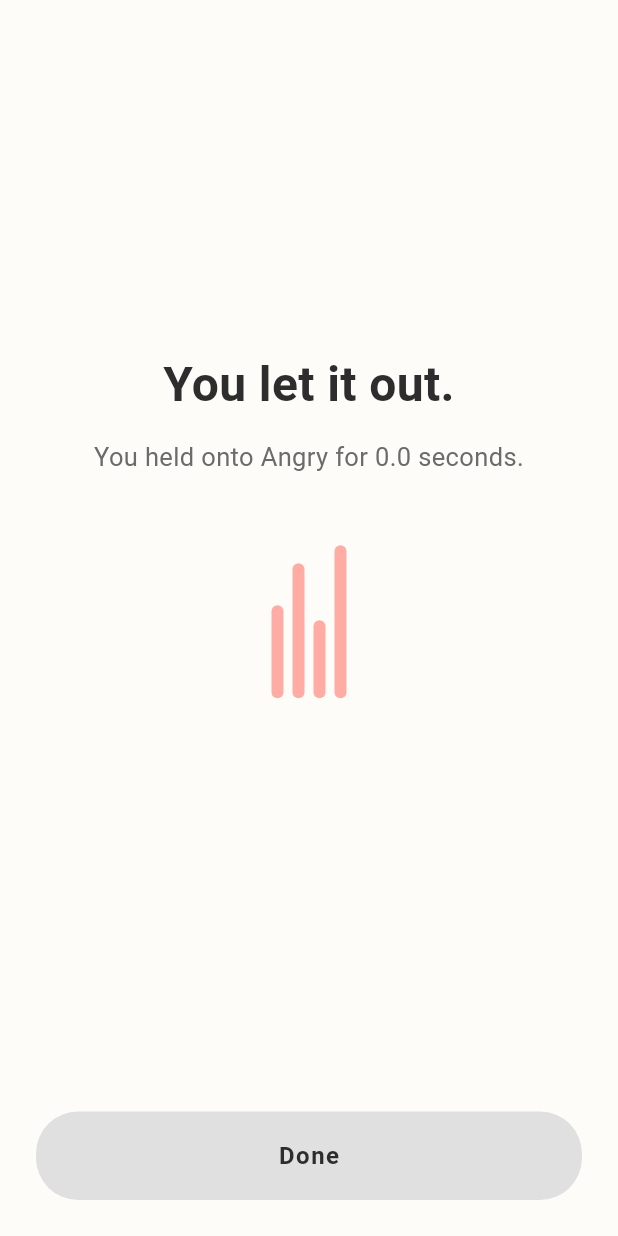
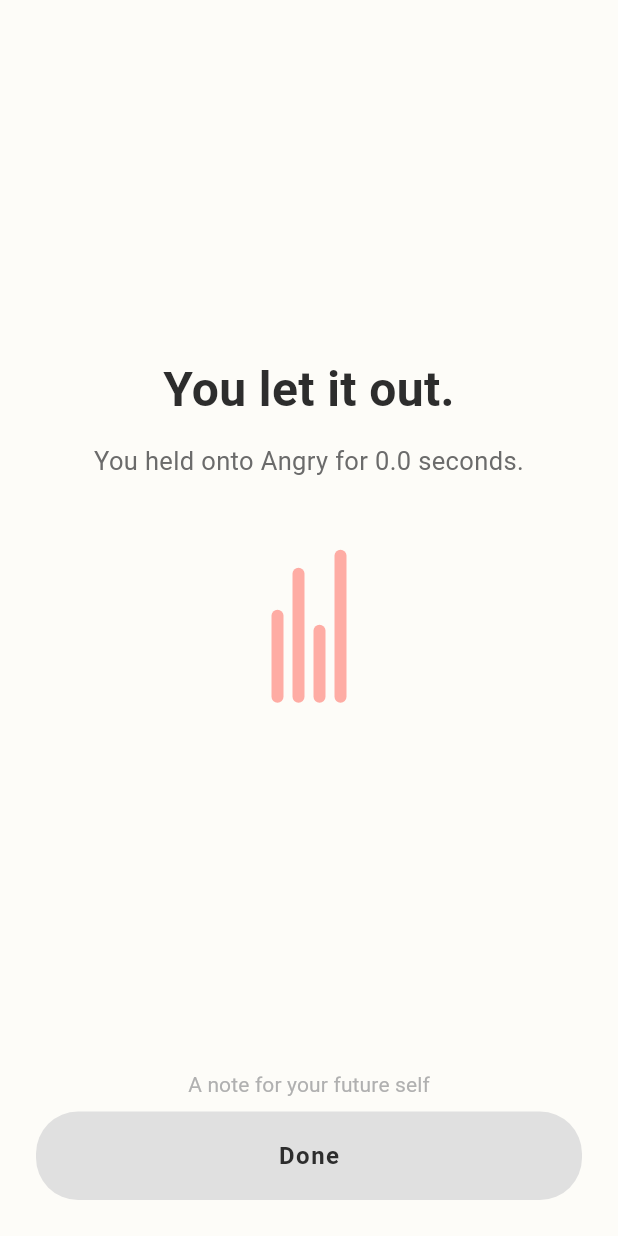
Before and after one commit to kobecai/emotion_app, a Flutter app: the DoneScreen screen opened directly with empty values, on a phone screen of 412 x 824 dp. Run offline on Flutter 3.47's test engine with Material 3 defaults, Android fonts, the phone set to English and light mode, and no system bars; our stand-ins replace shared_preferences; accounts and stored records are empty; Roboto replaces fonts that are missing (San Francisco).

Commit message:
done page optimize

```diff
--- a/lib/ui/features/home/screens/done_screen.dart
+++ b/lib/ui/features/home/screens/done_screen.dart
@@ -25,7 +25,7 @@ class _DoneScreenState extends State<DoneScreen>
   static const int _releaseVizStartDelayMs = 300;
   static const int _baseTimelineMs = 3200;
   static const int _autoExitDelayMs = 5000;
-  static const Color _ctaColor = Color(0xFF888888);
+  static const Color _ctaColor = Color(0xFFB0B0B0);
   static const Color _doneBaseColor = Color(0xFFE0E0E0);
   static const Color _doneHoverColor = Color(0xFFCCCCCC);
   late int _timelineMs;
@@ -56,7 +56,7 @@ class _DoneScreenState extends State<DoneScreen>
     _titleAnimation = _interval(0, 300, Curves.easeOutCubic);
     _barsAnimation = _interval(300, 600, Curves.easeOut);
     _subtextAnimation = _interval(0, 300, Curves.easeOut);
-    _rememberAnimation = _interval(2100, 2400, Curves.easeOut);
+    _rememberAnimation = _interval(1200, 1500, Curves.easeOut);
     _doneAppearAnimation = _interval(600, 800, Curves.easeOut);
     _doneEnableAnimation = _interval(
       doneEnableStartMs,
@@ -311,11 +311,24 @@ class _DoneScreenState extends State<DoneScreen>
                   ),
                 ),
                 const Spacer(),
-                _buildStaged(
+                AnimatedBuilder(
                   animation: _rememberAnimation,
-                  offsetY: 0,
+                  builder: (context, child) {
+                    final value = _isExiting ? 0.0 : _rememberAnimation.value;
+                    final opacity = value.clamp(0.0, 1.0);
+                    return IgnorePointer(
+                      ignoring: value == 0,
+                      child: Opacity(
+                        opacity: opacity,
+                        child: Transform.translate(
+                          offset: Offset(0, (1 - value) * 0),
+                          child: child,
+                        ),
+                      ),
+                    );
+                  },
                   child: Padding(
-                    padding: const EdgeInsets.only(top: 6, bottom: 12),
+                    padding: const EdgeInsets.only(top: 4, bottom: 8),
                     child: TextButton(
                       onPressed: _noteSaved ? null : _openRememberModal,
                       style: TextButton.styleFrom(
```
